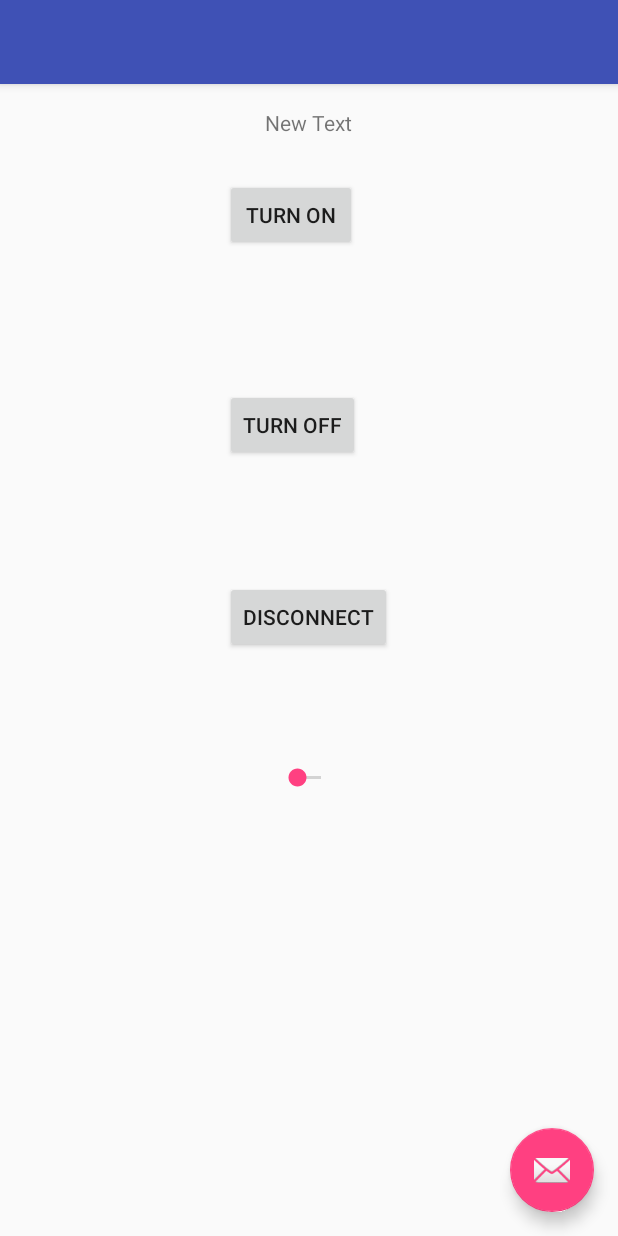
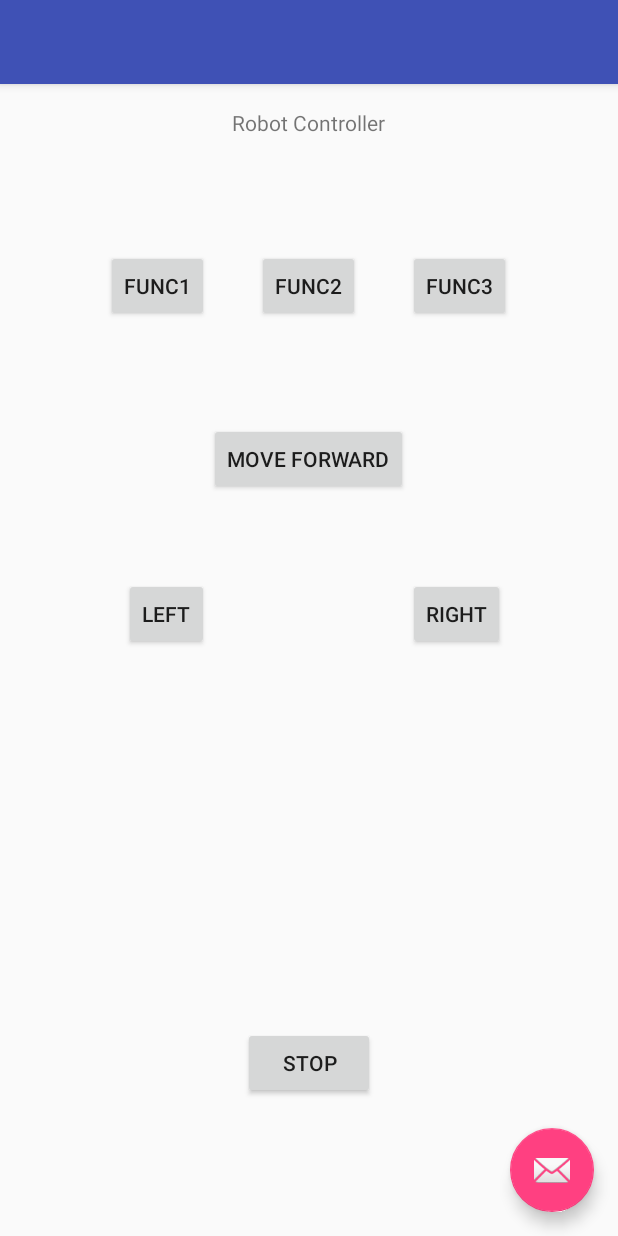
Before and after one commit to ineedthisforCPEN/ELEC_291_Projects, an Android app: the ArduinoControll screen opened directly, with no data from a screen before it, on a phone screen of 412 x 824 dp. Run offline under Robolectric (Android 15) with nearby library versions, the phone set to English and light mode, and no system bars; 2 statements that could not run were skipped.

Commit message:
Android Controller  DON'T TOUCHgit add android_app!

```diff
--- a/android_app/app/src/main/java/fourasians/androidcontroller/ArduinoControll.java
+++ b/android_app/app/src/main/java/fourasians/androidcontroller/ArduinoControll.java
@@ -1,6 +1,8 @@
 package fourasians.androidcontroller;
 
 import android.os.Bundle;
+import android.os.Handler;
+import android.os.Message;
 import android.support.design.widget.FloatingActionButton;
 import android.support.design.widget.Snackbar;
 import android.support.v7.app.AppCompatActivity;
@@ -19,114 +21,260 @@ import android.bluetooth.BluetoothAdapter;
 import android.bluetooth.BluetoothDevice;
 import android.os.AsyncTask;
 import java.io.IOException;
+import java.io.InputStream;
+import java.io.OutputStream;
 import java.util.UUID;
 
 public class ArduinoControll extends AppCompatActivity {
-    Button btnOn, btnOff, btnDis;
-    SeekBar brightness;
+    private static final int SUCCESS_CONNECT = 0;
+    private static final int MESSAGE_READ = 1;
+    public int on_off = 3;
+
+    Button btnMov, btnStop, bLeft, bRight, bFunc1, bFunc2, bFunc3;
     String address = null;
     private ProgressDialog progress;
     BluetoothAdapter myBluetooth = null;
-    BluetoothSocket btSocket = null;
+    BluetoothSocket btSocket;
     private boolean isBtConnected = false;
     static final UUID myUUID = UUID.fromString("00001101-0000-1000-8000-00805F9B34FB");
+
+    Handler mHandler = new Handler() {
+        @Override
+        public void handleMessage(Message msg) {
+            super.handleMessage(msg);
+            switch (msg.what) {
+                case SUCCESS_CONNECT:
+                    //btSocket = (BluetoothSocket)msg.obj;
+
+                    Toast.makeText(getApplicationContext(), "Connected", Toast.LENGTH_SHORT).show();
+                    //ConnectedThread connect = new ConnectedThread((BluetoothSocket)msg.obj);
+                    break;
+            }
+        }
+    };
 
     @Override
     protected void onCreate(Bundle savedInstanceState) {
         super.onCreate(savedInstanceState);
         setContentView(R.layout.activity_arduino_controll); //view of the ledControl layout
+        ConnectThread connect = new ConnectThread(MainActivity.device);
+        connect.start();
 
-        //receive the address of the bluetooth device
-        Intent newint = getIntent();
-        address = newint.getStringExtra(MainActivity.EXTRA_ADDRESS);
+        btnMov = (Button) findViewById(R.id.button2);
+        btnStop = (Button) findViewById(R.id.button3);
+        bLeft = (Button) findViewById(R.id.button);
+        bRight = (Button) findViewById(R.id.button4);
+        bFunc1 = (Button) findViewById(R.id.button5);
+        bFunc2 = (Button) findViewById(R.id.button6);
+        bFunc3 = (Button) findViewById(R.id.button7);
 
-        btnOn = (Button) findViewById(R.id.button2);
-        btnOff = (Button) findViewById(R.id.button3);
-        btnDis = (Button) findViewById(R.id.button4);
-        brightness = (SeekBar) findViewById(R.id.seekBar);
-
-        btnOn.setOnClickListener(new View.OnClickListener() {
+        btnMov.setOnClickListener(new View.OnClickListener() {
             @Override
             public void onClick(View v) {
-                turnOnLed();      //method to turn on
+                turnOnLed();
             }
         });
 
-        btnOff.setOnClickListener(new View.OnClickListener() {
+        btnStop.setOnClickListener(new View.OnClickListener() {
             @Override
-            public void onClick(View v)
-            {
-                turnOffLed();   //method to turn off
+            public void onClick(View v) {
+               turnOffLed();
             }
         });
 
-        btnDis.setOnClickListener(new View.OnClickListener() {
+        bLeft.setOnClickListener(new View.OnClickListener() {
             @Override
             public void onClick(View v) {
-                Disconnect(); //close connection
+                moveLeft();
             }
         });
 
-        brightness.setOnSeekBarChangeListener(new SeekBar.OnSeekBarChangeListener() {
+        bRight.setOnClickListener(new View.OnClickListener() {
             @Override
-            public void onProgressChanged(SeekBar seekBar, int progress, boolean fromUser) {
-                if (fromUser == true) {
-                    //lumn.setText(String.valueOf(progress));
-                    try {
-                        btSocket.getOutputStream().write(String.valueOf(progress).getBytes());
-                    } catch (IOException e) {
+            public void onClick(View v) {
+                moveRight();
+            }
+        });
 
-                    }
-                }
+        bFunc1.setOnClickListener(new View.OnClickListener() {
+            @Override
+            public void onClick(View v) {
+                func1();
             }
+        });
 
+        bFunc2.setOnClickListener(new View.OnClickListener() {
             @Override
-            public void onStartTrackingTouch(SeekBar seekBar) {
+            public void onClick(View v) {
+                func2();
+            }
+        });
 
-            }
-
+        bFunc3.setOnClickListener(new View.OnClickListener() {
             @Override
-            public void onStopTrackingTouch(SeekBar seekBar) {
-
+            public void onClick(View v) {
+                func3();
             }
         });
 
 
-
     }
 
-    private void msg(String s)
-    {
-        Toast.makeText(getApplicationContext(),s,Toast.LENGTH_LONG).show();
+    private void msg(String s) {
+        Toast.makeText(getApplicationContext(), s, Toast.LENGTH_LONG).show();
     }
 
-    private void Disconnect()
-    {
-        if (btSocket!=null) //If the btSocket is busy
-        {
-            try
-            {
-                btSocket.close(); //close connection
+    private class ConnectThread extends Thread {
+        public final BluetoothSocket mmSocket;
+        private final BluetoothDevice mmDevice;
+
+        public ConnectThread(BluetoothDevice device) {
+            // Use a temporary object that is later assigned to mmSocket,
+            // because mmSocket is final
+            BluetoothSocket tmp = null;
+            mmDevice = device;
+
+            // Get a BluetoothSocket to connect with the given BluetoothDevice
+            try {
+                // MY_UUID is the app's UUID string, also used by the server code
+                tmp = device.createRfcommSocketToServiceRecord(myUUID);
+            } catch (IOException e) {
+                finish();
             }
-            catch (IOException e)
-            { msg("Error");}
+            mmSocket = tmp;
         }
-        finish(); //return to the first layout
+
+        public void run() {
+            // Cancel discovery because it will slow down the connection
+            //mBluetoothAdapter.cancelDiscovery();
+
+            try {
+                // Connect the device through the socket. This will block
+                // until it succeeds or throws an exception
+                mmSocket.connect();
+            } catch (IOException connectException) {
+                try {
+                    mmSocket.close();
+                } catch (IOException closeException) {
+                }
+                return;
+            }
+            btSocket = mmSocket;
+            mHandler.obtainMessage(SUCCESS_CONNECT, mmSocket).sendToTarget();
+        }
+
+        /**
+         * Will cancel an in-progress connection, and close the socket
+         */
+        public void cancel() {
+            try {
+                mmSocket.close();
+            } catch (IOException e) {
+            }
+        }
     }
 
-    private void turnOffLed()
-    {
-        if (btSocket!=null)
-        {
-            try
-            {
-                btSocket.getOutputStream().write("TF".toString().getBytes());
+
+    public class ConnectedThread extends Thread {
+        private final BluetoothSocket mmSocket;
+        private final InputStream mmInStream;
+        private final OutputStream mmOutStream;
+
+        public ConnectedThread(BluetoothSocket socket) {
+            mmSocket = socket;
+            InputStream tmpIn = null;
+            OutputStream tmpOut = null;
+
+            // Get the input and output streams, using temp objects because
+            // member streams are final
+
+            try {
+                tmpIn = socket.getInputStream();
+                tmpOut = socket.getOutputStream();
+            } catch (IOException e) {
+
             }
-            catch (IOException e)
-            {
-                msg("Error");
+
+            mmInStream = tmpIn;
+            mmOutStream = tmpOut;
+        }
+
+        public void run() {
+            byte[] buffer;  // buffer store for the stream
+            int bytes; // bytes returned from read()
+
+            // Keep listening to the InputStream until an exception occurs
+            while (true) {
+                try {
+                    // Read from the InputStream
+                    buffer = new byte[1024];
+                    bytes = mmInStream.read(buffer);
+                    // Send the obtained bytes to the UI activity
+                    mHandler.obtainMessage(MESSAGE_READ, bytes, -1, buffer)
+                            .sendToTarget();
+                } catch (IOException e) {
+                    break;
+                }
             }
         }
+
+        /* Call this from the main activity to send data to the remote device */
+        public void write(byte[] bytes) {
+            try {
+                mmOutStream.write(bytes);
+            } catch (IOException e) {
+            }
+        }
+
+        /* Call this from the main activity to shutdown the connection */
+        public void cancel() {
+            try {
+                mmSocket.close();
+            } catch (IOException e) {
+            }
+        }
+    }
+
+
+    private void turnOffLed() {
+        if (btSocket != null) {
+            try {
+                btSocket.getOutputStream().write("F".toString().getBytes());
+            } catch (IOException e) {
+                msg("Error");
+                finish();
+            }
+        }
+        else
+            msg("ERROR");
+    }
+
+
+    private void moveLeft() {
+        if (btSocket != null) {
+            try {
+                btSocket.getOutputStream().write("L".toString().getBytes());
+            } catch (IOException e) {
+                msg("Error");
+                finish();
+            }
+        }
+        else
+            msg("ERROR");
+    }
+
+
+    private void moveRight() {
+        if (btSocket != null) {
+            try {
+                btSocket.getOutputStream().write("R".toString().getBytes());
+            } catch (IOException e) {
+                msg("Error");
+                finish();
+            }
+        }
+        else
+            msg("ERROR");
     }
     private void turnOnLed()
     {
@@ -134,62 +282,75 @@ public class ArduinoControll extends AppCompatActivity {
         {
             try
             {
-                btSocket.getOutputStream().write("TO".toString().getBytes());
+                btSocket.getOutputStream().write("O".toString().getBytes());
             }
             catch (IOException e)
             {
                 msg("Error");
+                finish();
             }
+
         }
+        else
+            msg("ERROR");
     }
 
-    private class ConnectBT extends AsyncTask<Void, Void, Void>  // UI thread
+    private void func1()
     {
-        private boolean ConnectSuccess = true; //if it's here, it's almost connected
-
-        @Override
-        protected void onPreExecute()
-        {
-            progress = ProgressDialog.show(ArduinoControll.this, "Connecting...", "Please wait!!!");  //show a progress dialog
-        }
-
-        @Override
-        protected Void doInBackground(Void... devices) //while the progress dialog is shown, the connection is done in background
+        if (btSocket!=null)
         {
             try
             {
-                if (btSocket == null || !isBtConnected)
-                {
-                    myBluetooth = BluetoothAdapter.getDefaultAdapter();//get the mobile bluetooth device
-                    BluetoothDevice dispositivo = myBluetooth.getRemoteDevice(address);//connects to the device's address and checks if it's available
-                    btSocket = dispositivo.createInsecureRfcommSocketToServiceRecord(myUUID);//create a RFCOMM (SPP) connection
-                    BluetoothAdapter.getDefaultAdapter().cancelDiscovery();
-                    btSocket.connect();//start connection
-                }
+                btSocket.getOutputStream().write("X".toString().getBytes());
             }
             catch (IOException e)
             {
-                ConnectSuccess = false;//if the try failed, you can check the exception here
-            }
-            return null;
-        }
-
-        @Override
-        protected void onPostExecute(Void result) //after the doInBackground, it checks if everything went fine
-        {
-            super.onPostExecute(result);
-
-            if (!ConnectSuccess)
-            {
-                msg("Connection Failed. Is it a SPP Bluetooth? Try again.");
+                msg("Error");
                 finish();
             }
-            else
+
+        }
+        else
+            msg("ERROR");
+    }
+
+    private void func2()
+    {
+        if (btSocket!=null)
+        {
+            try
             {
-                msg("Connected");
-                isBtConnected = true;
+                btSocket.getOutputStream().write("Y".toString().getBytes());
             }
-            progress.dismiss();
+            catch (IOException e)
+            {
+                msg("Error");
+                finish();
+            }
+
         }
+        else
+            msg("ERROR");
     }
+
+    private void func3()
+    {
+        if (btSocket!=null)
+        {
+            try
+            {
+                btSocket.getOutputStream().write("Z".toString().getBytes());
+            }
+            catch (IOException e)
+            {
+                msg("Error");
+                finish();
+            }
+
+        }
+        else
+            msg("ERROR");
+    }
+
+
 }
--- a/android_app/app/src/main/res/layout/content_arduino_controll.xml
+++ b/android_app/app/src/main/res/layout/content_arduino_controll.xml
@@ -15,46 +15,78 @@
     <Button
         android:layout_width="wrap_content"
         android:layout_height="wrap_content"
-        android:text="Turn On"
+        android:text="Move Forward"
         android:id="@+id/button2"
-        android:layout_marginTop="47dp"
-        android:layout_alignParentTop="true"
-        android:layout_alignLeft="@+id/button3"
-        android:layout_alignStart="@+id/button3" />
+        android:layout_marginTop="67dp"
+        android:layout_below="@+id/button5"
+        android:layout_centerHorizontal="true" />
 
     <Button
         android:layout_width="wrap_content"
         android:layout_height="wrap_content"
-        android:text="Turn Off"
+        android:text="Stop"
         android:id="@+id/button3"
-        android:layout_marginTop="92dp"
-        android:layout_below="@+id/button2"
-        android:layout_alignLeft="@+id/button4"
-        android:layout_alignStart="@+id/button4" />
-
-    <Button
-        android:layout_width="wrap_content"
-        android:layout_height="wrap_content"
-        android:text="Disconnect"
-        android:id="@+id/button4"
-        android:layout_marginTop="80dp"
-        android:layout_below="@+id/button3"
-        android:layout_centerHorizontal="true" />
-
-    <SeekBar
-        android:layout_width="wrap_content"
-        android:layout_height="wrap_content"
-        android:id="@+id/seekBar"
-        android:layout_below="@+id/button4"
+        android:layout_alignParentBottom="true"
         android:layout_centerHorizontal="true"
-        android:layout_marginTop="74dp"
-        android:indeterminate="false" />
+        android:layout_marginBottom="75dp" />
 
     <TextView
         android:layout_width="wrap_content"
         android:layout_height="wrap_content"
-        android:text="New Text"
+        android:text="Robot Controller"
         android:id="@+id/textView"
         android:layout_alignParentTop="true"
         android:layout_centerHorizontal="true" />
+
+    <Button
+        style="?android:attr/buttonStyleSmall"
+        android:layout_width="wrap_content"
+        android:layout_height="wrap_content"
+        android:text="Left"
+        android:id="@+id/button"
+        android:layout_marginTop="55dp"
+        android:layout_below="@+id/button2"
+        android:layout_toLeftOf="@+id/button2"
+        android:layout_toStartOf="@+id/button2" />
+
+    <Button
+        style="?android:attr/buttonStyleSmall"
+        android:layout_width="wrap_content"
+        android:layout_height="wrap_content"
+        android:text="RIGHT"
+        android:id="@+id/button4"
+        android:layout_alignTop="@+id/button"
+        android:layout_toRightOf="@+id/button2"
+        android:layout_toEndOf="@+id/button2" />
+
+    <Button
+        style="?android:attr/buttonStyleSmall"
+        android:layout_width="wrap_content"
+        android:layout_height="wrap_content"
+        android:text="FUNC1"
+        android:id="@+id/button5"
+        android:layout_marginTop="75dp"
+        android:layout_below="@+id/textView"
+        android:layout_toLeftOf="@+id/button2"
+        android:layout_toStartOf="@+id/button2" />
+
+    <Button
+        style="?android:attr/buttonStyleSmall"
+        android:layout_width="wrap_content"
+        android:layout_height="wrap_content"
+        android:text="FUNC2"
+        android:id="@+id/button6"
+        android:layout_alignTop="@+id/button5"
+        android:layout_centerHorizontal="true" />
+
+    <Button
+        style="?android:attr/buttonStyleSmall"
+        android:layout_width="wrap_content"
+        android:layout_height="wrap_content"
+        android:text="FUNC3"
+        android:id="@+id/button7"
+        android:layout_alignTop="@+id/button6"
+        android:layout_alignLeft="@+id/button4"
+        android:layout_alignStart="@+id/button4" />
+
 </RelativeLayout>
--- a/android_app/app/src/main/res/layout/content_main.xml
+++ b/android_app/app/src/main/res/layout/content_main.xml
@@ -22,7 +22,7 @@
     <Button
         android:layout_width="match_parent"
         android:layout_height="wrap_content"
-        android:text="New"
+        android:text="Show Paired Devices"
         android:id="@+id/bConnectNew"
         android:layout_alignParentBottom="true"
         android:layout_centerHorizontal="true"
@@ -37,8 +37,6 @@
         android:layout_alignParentTop="true"
         android:layout_centerHorizontal="true" />
 
-    <GridLayout
-        android:layout_width="match_parent"
-        android:layout_height="match_parent"></GridLayout>
+
 
 </RelativeLayout>
```
Also changed, not shown: android_app/app/src/main/java/fourasians/androidcontroller/MainActivity.java (+26 -13 lines).
